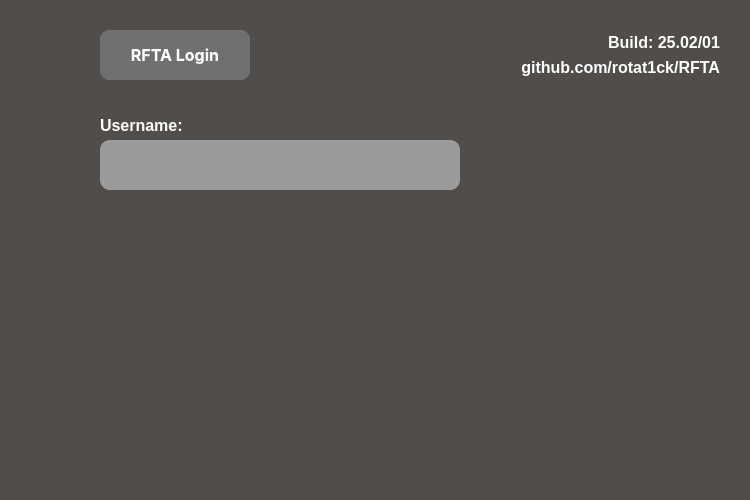
This is RFTA-Win64/mainwindow.ui in rotat1ck/RFTA as Qt 5 draws it before an edit. The edited form follows.
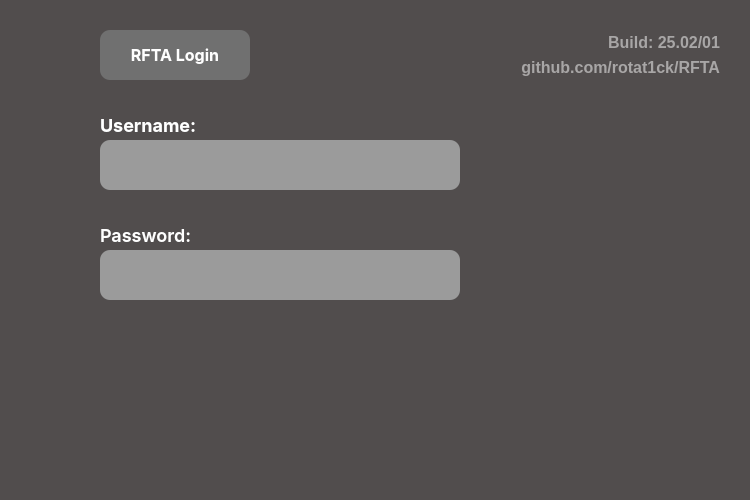
This is the edited form.

Commit message: login page update, to fix: weird text scaling issue, increase font-size in BuildInfo

Diff of the .ui file:
```diff
--- a/RFTA-Win64/mainwindow.ui
+++ b/RFTA-Win64/mainwindow.ui
@@ -21,54 +21,7 @@
     <string notr="true">background: #514D4D;
 </string>
    </property>
-   <widget class="QWidget" name="RFTALoginWidget" native="true">
-    <property name="geometry">
-     <rect>
-      <x>100</x>
-      <y>30</y>
-      <width>150</width>
-      <height>50</height>
-     </rect>
-    </property>
-    <property name="styleSheet">
-     <string notr="true">background: #707070;
-border-radius: 10px;
-</string>
-    </property>
-    <widget class="QLabel" name="RFTALoginLabel">
-     <property name="geometry">
-      <rect>
-       <x>0</x>
-       <y>0</y>
-       <width>150</width>
-       <height>50</height>
-      </rect>
-     </property>
-     <property name="font">
-      <font>
-       <family>Inter</family>
-       <pointsize>-1</pointsize>
-       <italic>false</italic>
-       <fontweight>DemiBold</fontweight>
-      </font>
-     </property>
-     <property name="styleSheet">
-      <string notr="true">font-family: 'Inter';
-font-style: normal;
-font-weight: 600;
-font-size: 16px;
-
-
-color: #FFFFFF;
-
-</string>
-     </property>
-     <property name="text">
-      <string>&lt;html&gt;&lt;head/&gt;&lt;body&gt;&lt;p align=&quot;center&quot;&gt;&lt;span style=&quot; font-size:12pt;&quot;&gt;RFTA Login&lt;/span&gt;&lt;/p&gt;&lt;/body&gt;&lt;/html&gt;</string>
-     </property>
-    </widget>
-   </widget>
-   <widget class="QWidget" name="LoginButtonWidget" native="true">
+   <widget class="QWidget" name="UsernameButtonWidget" native="true">
     <property name="geometry">
      <rect>
       <x>100</x>
@@ -78,39 +31,47 @@
      </rect>
     </property>
     <property name="styleSheet">
-     <string notr="true">font-family: 'Inter';
-font-style: normal;
-font-weight: 600;
-font-size: 16px;
-line-height: 19px;
-
-
-color: #FFFFFF;
-
-</string>
+     <string notr="true"/>
     </property>
     <widget class="QLabel" name="UsernameLabel">
      <property name="geometry">
       <rect>
        <x>0</x>
        <y>0</y>
-       <width>90</width>
+       <width>100</width>
        <height>30</height>
       </rect>
      </property>
+     <property name="font">
+      <font>
+       <family>Inter</family>
+       <pointsize>-1</pointsize>
+       <italic>false</italic>
+       <fontweight>DemiBold</fontweight>
+      </font>
+     </property>
      <property name="styleSheet">
-      <string notr="true">font-style: normal;
+      <string notr="true">font-family: 'Inter';
+font-style: normal;
 font-weight: 600;
-font-size: 16px;
+font-size: 18px;
 line-height: 19px;
 
 color: #FFFFFF;
-
 </string>
      </property>
      <property name="text">
       <string>Username:</string>
      </property>
+     <property name="textFormat">
+      <enum>Qt::TextFormat::AutoText</enum>
+     </property>
+     <property name="scaledContents">
+      <bool>false</bool>
+     </property>
+     <property name="openExternalLinks">
+      <bool>false</bool>
+     </property>
     </widget>
     <widget class="QLineEdit" name="UsernameInput">
      <property name="geometry">
@@ -139,23 +100,16 @@
     </property>
     <property name="geometry">
      <rect>
-      <x>510</x>
+      <x>490</x>
       <y>30</y>
-      <width>210</width>
+      <width>230</width>
       <height>50</height>
      </rect>
     </property>
     <property name="styleSheet">
-     <string notr="true">font-family: 'Inter';
-font-style: normal;
-font-weight: 600;
-font-size: 16px;
-line-height: 19px;
-text-align: right;
+     <string notr="true">
 
-color: #FFFFFF;
 
-opacity: 0.5;
 </string>
     </property>
     <widget class="QLabel" name="BuildInfo">
@@ -164,17 +118,30 @@
      </property>
      <property name="geometry">
       <rect>
-       <x>60</x>
+       <x>90</x>
        <y>0</y>
-       <width>150</width>
+       <width>140</width>
        <height>25</height>
       </rect>
      </property>
+     <property name="mouseTracking">
+      <bool>false</bool>
+     </property>
+     <property name="styleSheet">
+      <string notr="true">font-family: 'Inter';
+font-style: normal;
+font-weight: 600;
+font-size: 20px;
+line-height: 19px;
+text-align: right;
+
+color: rgba(255, 255, 255, 128);</string>
+     </property>
      <property name="text">
       <string>&lt;html&gt;&lt;head/&gt;&lt;body&gt;&lt;p align=&quot;right&quot;&gt;&lt;span style=&quot; font-size:12pt;&quot;&gt;Build: 25.02/01&lt;/span&gt;&lt;/p&gt;&lt;/body&gt;&lt;/html&gt;</string>
      </property>
      <property name="alignment">
-      <set>Qt::AlignmentFlag::AlignRight|Qt::AlignmentFlag::AlignTrailing|Qt::AlignmentFlag::AlignVCenter</set>
+      <set>Qt::AlignmentFlag::AlignCenter</set>
      </property>
     </widget>
     <widget class="QLabel" name="RepoInfo">
@@ -182,10 +149,20 @@
       <rect>
        <x>0</x>
        <y>25</y>
-       <width>210</width>
+       <width>230</width>
        <height>25</height>
       </rect>
      </property>
+     <property name="styleSheet">
+      <string notr="true">font-family: 'Inter';
+font-style: normal;
+font-weight: 600;
+font-size: 18px;
+line-height: 19px;
+text-align: right;
+
+color: rgba(255, 255, 255, 128);</string>
+     </property>
      <property name="text">
       <string>&lt;html&gt;&lt;head/&gt;&lt;body&gt;&lt;p align=&quot;right&quot;&gt;&lt;span style=&quot; font-size:12pt;&quot;&gt;github.com/rotat1ck/RFTA&lt;/span&gt;&lt;/p&gt;&lt;/body&gt;&lt;/html&gt;</string>
      </property>
@@ -200,6 +177,111 @@
      </property>
     </widget>
    </widget>
+   <widget class="QLabel" name="RFTALoginLabel">
+    <property name="geometry">
+     <rect>
+      <x>100</x>
+      <y>30</y>
+      <width>150</width>
+      <height>50</height>
+     </rect>
+    </property>
+    <property name="font">
+     <font>
+      <family>Inter</family>
+      <pointsize>-1</pointsize>
+      <italic>false</italic>
+      <fontweight>DemiBold</fontweight>
+     </font>
+    </property>
+    <property name="autoFillBackground">
+     <bool>false</bool>
+    </property>
+    <property name="styleSheet">
+     <string notr="true">background: #707070;
+border-radius: 10px;
+
+font-family: 'Inter';
+font-style: normal;
+font-weight: 600;
+font-size: 18px;
+
+text-align: center;
+
+color: #FFFFFF;
+
+</string>
+    </property>
+    <property name="text">
+     <string>&lt;html&gt;&lt;head/&gt;&lt;body&gt;&lt;p align=&quot;center&quot;&gt;&lt;span style=&quot; font-size:12pt;&quot;&gt;RFTA Login&lt;/span&gt;&lt;/p&gt;&lt;/body&gt;&lt;/html&gt;</string>
+    </property>
+    <property name="alignment">
+     <set>Qt::AlignmentFlag::AlignLeading|Qt::AlignmentFlag::AlignLeft|Qt::AlignmentFlag::AlignVCenter</set>
+    </property>
+   </widget>
+   <widget class="QWidget" name="PasswordButtonWidget" native="true">
+    <property name="geometry">
+     <rect>
+      <x>100</x>
+      <y>220</y>
+      <width>360</width>
+      <height>80</height>
+     </rect>
+    </property>
+    <widget class="QLineEdit" name="PasswordInput">
+     <property name="geometry">
+      <rect>
+       <x>0</x>
+       <y>30</y>
+       <width>360</width>
+       <height>50</height>
+      </rect>
+     </property>
+     <property name="styleSheet">
+      <string notr="true">background: #9B9B9B;
+border-radius: 10px;
+font-style: normal;
+font-weight: 600;
+font-size: 20px;
+line-height: 19px;
+
+color: #323232;</string>
+     </property>
+    </widget>
+    <widget class="QLabel" name="PasswordLabel">
+     <property name="geometry">
+      <rect>
+       <x>0</x>
+       <y>0</y>
+       <width>100</width>
+       <height>30</height>
+      </rect>
+     </property>
+     <property name="font">
+      <font>
+       <family>Inter SemiBold</family>
+       <pointsize>-1</pointsize>
+       <italic>false</italic>
+       <fontweight>DemiBold</fontweight>
+      </font>
+     </property>
+     <property name="styleSheet">
+      <string notr="true">font-family: 'Inter SemiBold';
+font-size: 18px;
+line-height: 19px;
+
+color: #FFFFFF;
+
+</string>
+     </property>
+     <property name="text">
+      <string>Password:</string>
+     </property>
+     <property name="alignment">
+      <set>Qt::AlignmentFlag::AlignLeading|Qt::AlignmentFlag::AlignLeft|Qt::AlignmentFlag::AlignVCenter</set>
+     </property>
+    </widget>
+   </widget>
   </widget>
  </widget>
  <resources/>
```
Left out of the diff: 2 changed lines with no effect on the pictures. The commit also changes 1 other file.
